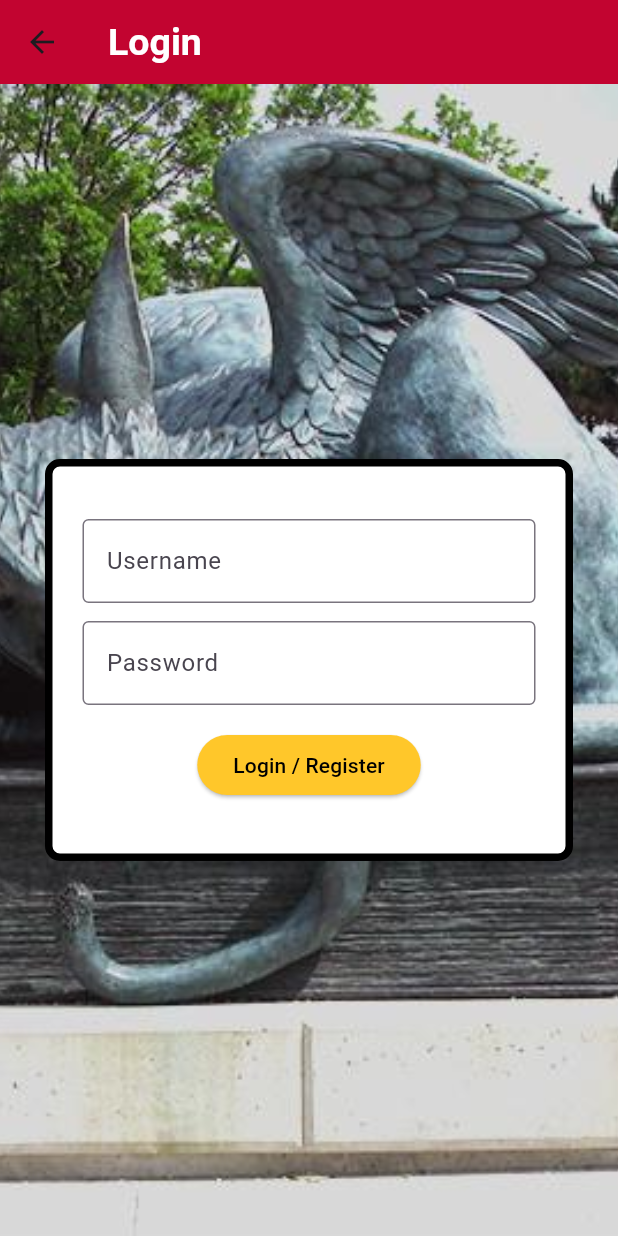
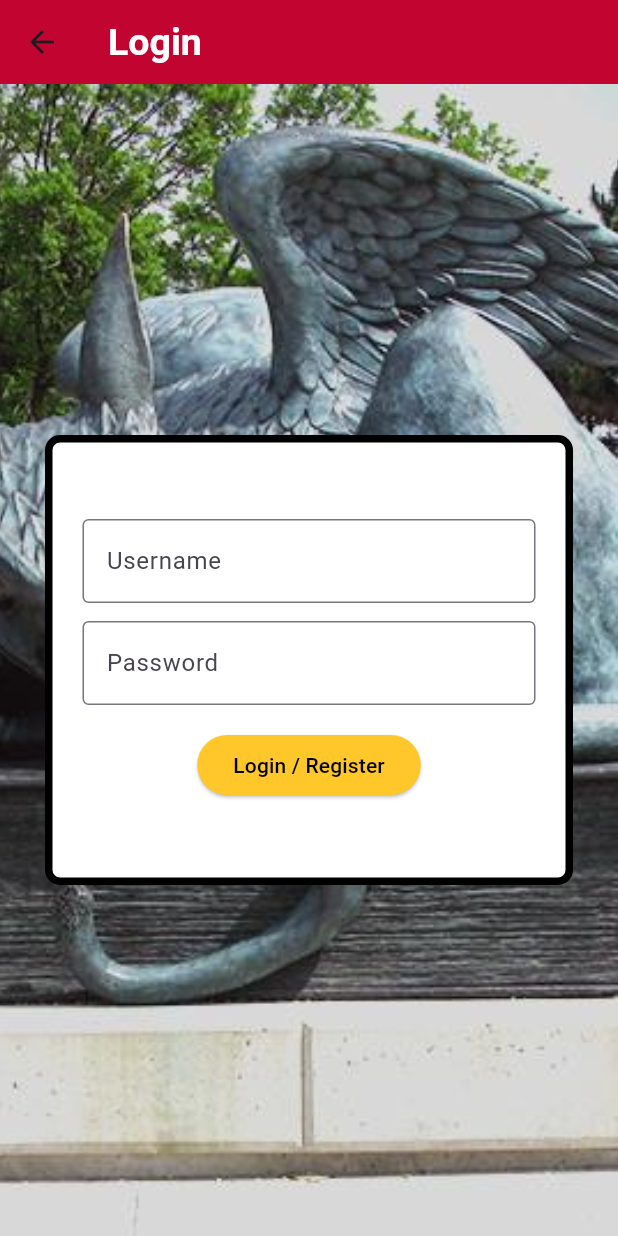
Before and after one commit to Bcutch/UoGuessr, a Flutter app: the ProfilePage screen opened by its route, on a phone screen of 412 x 824 dp. Run offline on Flutter 3.47's test engine with Material 3 defaults, Android fonts, the phone set to English and light mode, and no system bars; our stand-ins replace flutter_dotenv, geolocator, get_it, go_router, google_maps_flutter, image_picker and 4 more; missing offline and left inert: dart:ffi; accounts and stored records are empty.

Commit message:
fixed login page bug where stuff would get smushed by on screen keyboard

```diff
--- a/lib/screens/profile_screen.dart
+++ b/lib/screens/profile_screen.dart
@@ -90,7 +90,8 @@ class _ProfilePageState extends State<ProfilePage> {
               fit: BoxFit.cover,
             ),
           ),
-          padding: const EdgeInsets.fromLTRB(30, 250, 30, 250),
+          padding: const EdgeInsets.fromLTRB(30, 30, 30, 30),
+          child: Center(
             child: Container(
               decoration: BoxDecoration(
                 border: Border.all(color: Colors.black, width: 5.0),
@@ -98,6 +99,8 @@ class _ProfilePageState extends State<ProfilePage> {
                 color: Colors.white,
               ),
               padding: const EdgeInsets.all(20),
+              child: ConstrainedBox(
+                constraints: BoxConstraints(maxHeight: 250),
                 child: Column(
                   mainAxisAlignment: MainAxisAlignment.center,
                   children: [
@@ -136,6 +139,8 @@ class _ProfilePageState extends State<ProfilePage> {
                               : const Text('Login / Register'),
                     ),
                   ],
+                ),
+              ),
             ),
           ),
         ),
```
Lines whose indentation alone changed are shown as unchanged.
